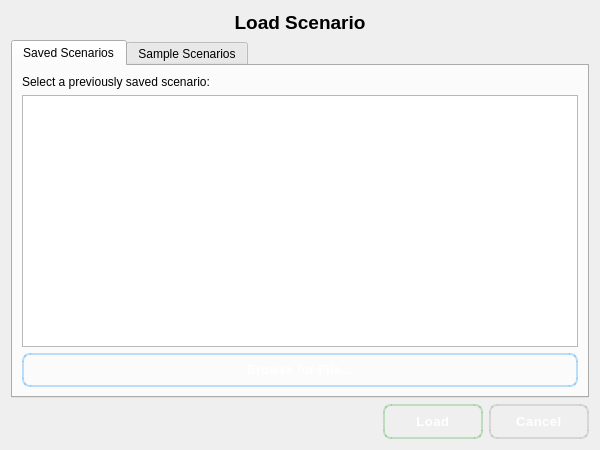
Old version of the form cloadscenariodialog.ui in the repository shridharbhandiwad/Zoppler_MissionPlannerQt.
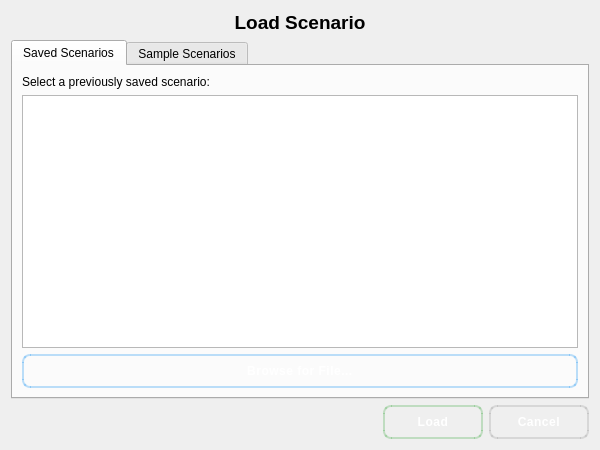
New version of the form.

Commit message: Refactor: Use RGBA for button colors and adjust font sizes

```diff
--- a/cloadscenariodialog.ui
+++ b/cloadscenariodialog.ui
@@ -156,7 +156,7 @@
        </property>
        <property name="font">
         <font>
-         <pointsize>10</pointsize>
+         <pointsize>9</pointsize>
          <bold>true</bold>
         </font>
        </property>
@@ -210,7 +210,7 @@
        </property>
        <property name="font">
         <font>
-         <pointsize>10</pointsize>
+         <pointsize>9</pointsize>
          <bold>true</bold>
         </font>
        </property>
```
Left out of the diff: 56 changed lines with no effect on the pictures. The commit also changes 2 other files.
